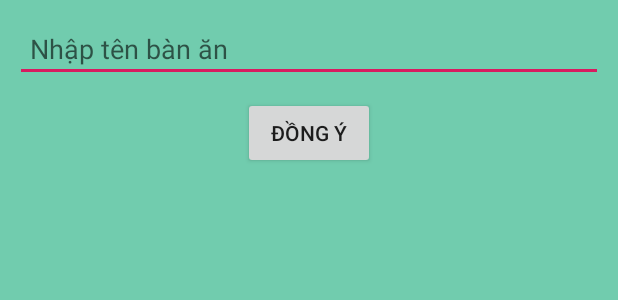
After one commit to bactvk/orderFood, an Android app: the layout layout_them_banan.xml on its own in the app's theme, with its tools: preview values and no code run, on a phone screen of 412 x 824 dp. The commit adds this screen. Shown: the top 300 px of the screen. Run offline under Robolectric (Android 15) with nearby library versions, the phone set to English and light mode, and no system bars.

Commit message:
second cm

```diff
--- a/app/src/main/java/com/example/orderfood/DangNhapActivity.java
+++ b/app/src/main/java/com/example/orderfood/DangNhapActivity.java
@@ -48,7 +48,9 @@ public class DangNhapActivity extends AppCompatActivity implements View.OnClickL
         boolean check = nhanVienDAO.checkLogin(snameLogin,sPass);
         if(check){
             Toast.makeText(DangNhapActivity.this,"Dang nhap thanh cong",Toast.LENGTH_SHORT).show();
-
+            Intent iTrangChu = new Intent(DangNhapActivity.this,TrangChuActivity.class);
+            iTrangChu.putExtra("tenDN",edtNameDangNhap.getText().toString());
+            startActivity(iTrangChu);
         }
         else Toast.makeText(DangNhapActivity.this,"Dang nhap that bai",Toast.LENGTH_SHORT).show();
     }
--- /dev/null
+++ b/app/src/main/res/layout/layout_them_banan.xml
@@ -0,0 +1,24 @@
+<?xml version="1.0" encoding="utf-8"?>
+<LinearLayout xmlns:android="http://schemas.android.com/apk/res/android"
+    android:orientation="vertical" android:layout_width="match_parent"
+    android:background="#71CCAE"
+    android:layout_height="match_parent">
+
+    <EditText
+        android:layout_width="match_parent"
+        android:layout_height="wrap_content"
+        android:hint="Nhập tên bàn ăn"
+        android:padding="10dp"
+        android:layout_margin="10dp"
+
+        />
+    <Button
+        android:id="@+id/btnDongYThemBanAn"
+        android:layout_width="wrap_content"
+        android:layout_height="wrap_content"
+        android:text="Đồng ý"
+        android:layout_gravity="center"
+        />
+
+
+</LinearLayout>
--- a/app/src/main/res/menu/menu_navigation.xml
+++ b/app/src/main/res/menu/menu_navigation.xml
@@ -5,6 +5,7 @@
     <group
         android:checkableBehavior="single" >
         <item
+            android:id="@+id/itTrangChu"
             android:title="Trang chủ"
             android:icon="@drawable/trangchu"
             android:checked="true"
--- a/app/src/main/res/values/strings.xml
+++ b/app/src/main/res/values/strings.xml
@@ -3,4 +3,6 @@
     <string name="tenDangNhap">Tên đăng nhập *</string>
     <string name="DangNhapRequire">Vui lòng nhập tên đăng nhập</string>
     <string name="PassRequire">Vui lòng nhập mật khẩu</string>
+    <string name="mo">open</string>
+    <string name="dong">close</string>
 </resources>
--- a/app/src/main/res/values/styles.xml
+++ b/app/src/main/res/values/styles.xml
@@ -6,6 +6,10 @@
         <item name="colorPrimary">@color/colorPrimary</item>
         <item name="colorPrimaryDark">@color/colorPrimaryDark</item>
         <item name="colorAccent">@color/colorAccent</item>
+
     </style>
+    <style name="PopUpActivity" parent="Theme.AppCompat.Dialog">
 
+
+    </style>
 </resources>
```
Also changed, not shown: app/src/main/AndroidManifest.xml (+11 -4 lines), app/src/main/java/com/example/orderfood/FragmentApp/HienThiBanAnFragment.java (added, +55 -0 lines), app/src/main/java/com/example/orderfood/ThemBanAnActivity.java (added, +16 -0 lines), app/src/main/java/com/example/orderfood/TrangChuActivity.java (added, +91 -0 lines), app/src/main/res/layout/layout_header_navigation_trangchu.xml (+19 -0 lines), app/src/main/res/layout/layout_hienthi_ban_an.xml (added, +13 -0 lines), app/src/main/res/layout/layout_trangchu.xml (+25 -11 lines), app/src/main/res/menu/item_menu.xml (added, +9 -0 lines), app/src/main/res/drawable/thembanan.png (added).
